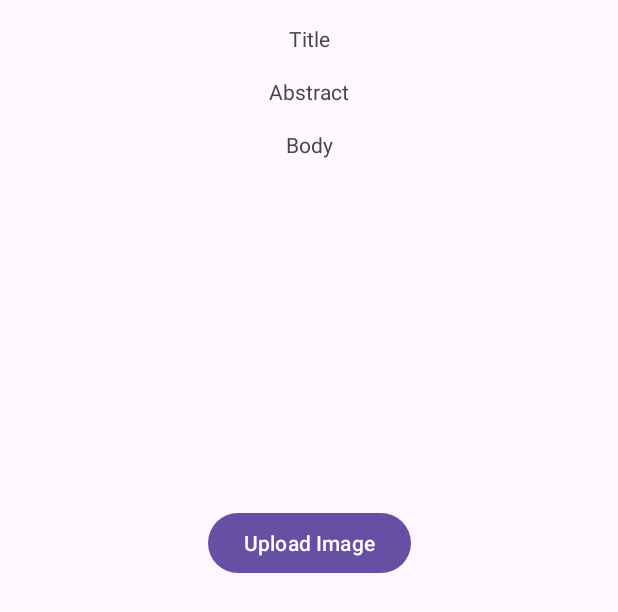
After one commit to lazar-milic-upm/Android_Newsletter, an Android app: the layout activity_article_detail.xml on its own in the app's theme, with its tools: preview values and no code run, on a phone screen of 412 x 824 dp. The commit adds this screen. Shown: the top 612 px of the screen. Run offline under Robolectric (Android 15) with nearby library versions, the phone set to English and light mode, and no system bars; network calls fail.

Commit message:
permissions added, article detail activity, updates on show article xml for better ui (pardis changes)

```diff
--- /dev/null
+++ b/app/src/main/res/layout/activity_article_detail.xml
@@ -0,0 +1,57 @@
+<?xml version="1.0" encoding="utf-8"?>
+<androidx.constraintlayout.widget.ConstraintLayout xmlns:android="http://schemas.android.com/apk/res/android"
+    xmlns:app="http://schemas.android.com/apk/res-auto"
+    android:layout_width="match_parent"
+    android:layout_height="match_parent">
+
+    <TextView
+        android:id="@+id/textViewTitle"
+        android:layout_width="wrap_content"
+        android:layout_height="wrap_content"
+        android:text="Title"
+        app:layout_constraintTop_toTopOf="parent"
+        app:layout_constraintStart_toStartOf="parent"
+        app:layout_constraintEnd_toEndOf="parent"
+        android:layout_margin="16dp"/>
+
+    <TextView
+        android:id="@+id/textViewAbstract"
+        android:layout_width="wrap_content"
+        android:layout_height="wrap_content"
+        android:text="Abstract"
+        app:layout_constraintTop_toBottomOf="@id/textViewTitle"
+        app:layout_constraintStart_toStartOf="parent"
+        app:layout_constraintEnd_toEndOf="parent"
+        android:layout_margin="16dp"/>
+
+    <TextView
+        android:id="@+id/textViewBody"
+        android:layout_width="wrap_content"
+        android:layout_height="wrap_content"
+        android:text="Body"
+        app:layout_constraintTop_toBottomOf="@id/textViewAbstract"
+        app:layout_constraintStart_toStartOf="parent"
+        app:layout_constraintEnd_toEndOf="parent"
+        android:layout_margin="16dp"/>
+
+    <ImageView
+        android:id="@+id/imageViewArticle"
+        android:layout_width="200dp"
+        android:layout_height="200dp"
+        app:layout_constraintTop_toBottomOf="@id/textViewBody"
+        app:layout_constraintStart_toStartOf="parent"
+        app:layout_constraintEnd_toEndOf="parent"
+        android:layout_margin="16dp"
+        android:contentDescription="Article Image"/>
+
+    <Button
+        android:id="@+id/buttonUploadImage"
+        android:layout_width="wrap_content"
+        android:layout_height="wrap_content"
+        android:text="Upload Image"
+        app:layout_constraintTop_toBottomOf="@id/imageViewArticle"
+        app:layout_constraintStart_toStartOf="parent"
+        app:layout_constraintEnd_toEndOf="parent"
+        android:layout_margin="16dp"/>
+
+</androidx.constraintlayout.widget.ConstraintLayout>
```
Also changed, not shown: app/src/main/AndroidManifest.xml (+6 -1 lines), app/src/main/java/com/upm/androidnewsletter/activities/ArticleDetailActivity.java (added, +113 -0 lines), app/src/main/java/com/upm/androidnewsletter/activities/ShowArticlesActivity.java (+28 -13 lines), app/src/main/res/layout/activity_show_articles.xml (+37 -2 lines).
